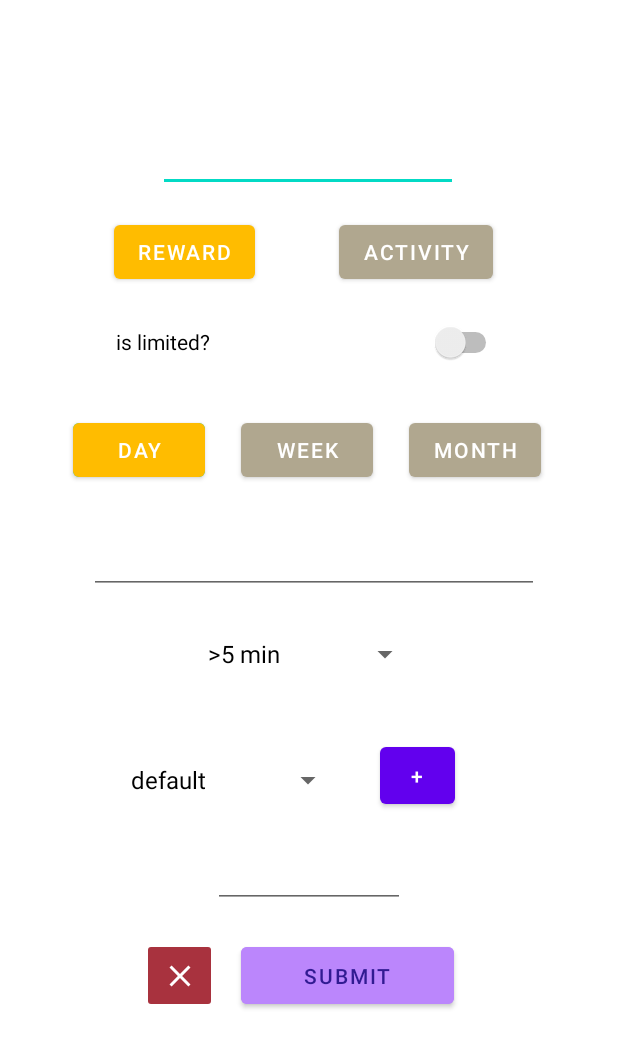
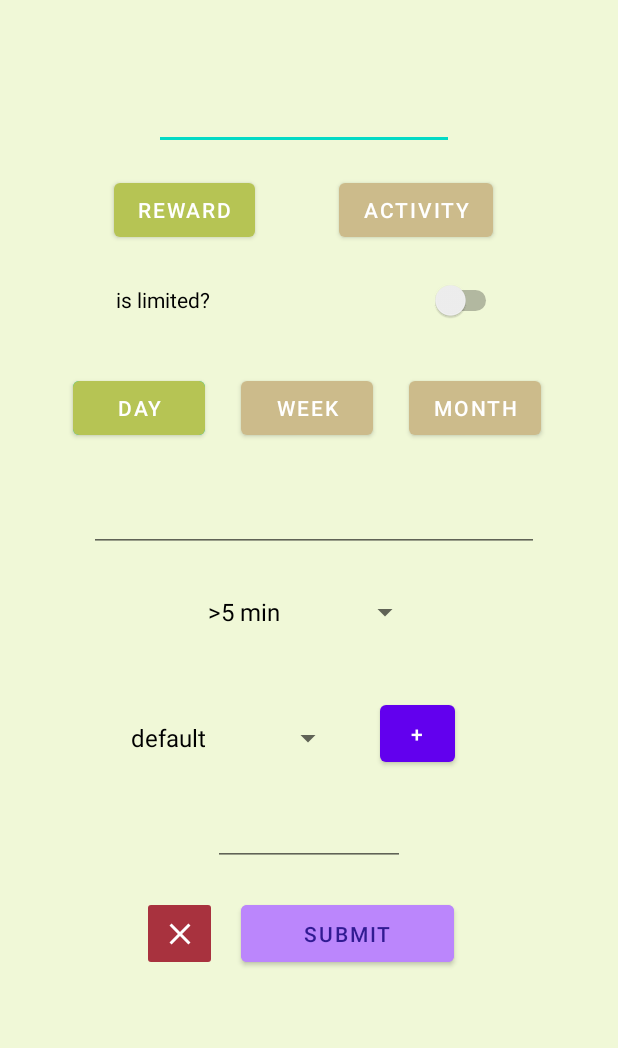
Before and after one commit to Garnicanicolas32/Earn-it-app, an Android app: the screen it shows after launch (CreateReward), item 4 of the bottom bar chosen, on a phone screen of 412 x 824 dp. Shown: the top 1048 px of the screen. Run offline under Robolectric (Android 15) with nearby library versions, the phone set to English and light mode, and no system bars.

Commit message:
Changes and changes

```diff
--- a/RewardsKotlin/app/src/main/res/layout/activity_create_reward.xml
+++ b/RewardsKotlin/app/src/main/res/layout/activity_create_reward.xml
@@ -4,19 +4,20 @@
     xmlns:app="http://schemas.android.com/apk/res-auto"
     xmlns:tools="http://schemas.android.com/tools"
     android:layout_width="match_parent"
-    android:layout_height="match_parent">
+    android:layout_height="match_parent"
+    android:background="#F0F8D7">
 
     <EditText
         android:id="@+id/txtNombre"
         android:layout_width="200dp"
         android:layout_height="wrap_content"
-        android:layout_marginTop="80dp"
+        android:layout_marginTop="52dp"
         android:importantForAutofill="no"
         android:inputType="text"
         android:maxLength="20"
         android:minHeight="48dp"
         app:layout_constraintEnd_toEndOf="parent"
-        app:layout_constraintHorizontal_bias="0.497"
+        app:layout_constraintHorizontal_bias="0.483"
         app:layout_constraintStart_toStartOf="parent"
         app:layout_constraintTop_toTopOf="parent"
         tools:text="nombre" />
--- a/RewardsKotlin/app/src/main/res/values-night/themes.xml
+++ b/RewardsKotlin/app/src/main/res/values-night/themes.xml
@@ -1,6 +1,6 @@
 <resources xmlns:tools="http://schemas.android.com/tools">
     <!-- Base application theme. -->
-    <style name="Theme.RewardsKotlin" parent="Theme.MaterialComponents.DayNight.NoActionBar">
+    <style name="Theme.RewardsKotlin" parent="Theme.MaterialComponents.Light.NoActionBar">
         <!-- Primary brand color. -->
         <item name="colorPrimary">@color/purple_200</item>
         <item name="colorPrimaryVariant">@color/purple_700</item>
@@ -12,5 +12,6 @@
         <!-- Status bar color. -->
         <item name="android:statusBarColor" tools:targetApi="l">?attr/colorPrimaryVariant</item>
         <!-- Customize your theme here. -->
+        <item name="android:forceDarkAllowed" tools:targetApi="q">false</item>
     </style>
 </resources>
--- a/RewardsKotlin/app/src/main/res/values/themes.xml
+++ b/RewardsKotlin/app/src/main/res/values/themes.xml
@@ -1,7 +1,8 @@
 <resources xmlns:tools="http://schemas.android.com/tools">
     <!-- Base application theme. -->
-    <style name="Theme.RewardsKotlin" parent="Theme.MaterialComponents.DayNight.NoActionBar">
+    <style name="Theme.RewardsKotlin" parent="Theme.MaterialComponents.Light.NoActionBar">
         <!-- Primary brand color. -->
+        <!-- <style name="Theme.RewardsKotlin" parent="Theme.MaterialComponents.DayNight.NoActionBar"> -->
         <item name="colorPrimary">@color/purple_500</item>
         <item name="colorPrimaryVariant">@color/purple_700</item>
         <item name="colorOnPrimary">@color/white</item>
```
Also changed, not shown: RewardsKotlin/app/src/main/java/com/example/rewardskotlin/createReward.kt (+12 -9 lines), RewardsKotlin/app/src/main/res/layout/activity_main.xml (+15 -7 lines), RewardsKotlin/app/src/main/res/layout/item_reward.xml (+13 -1 lines).
